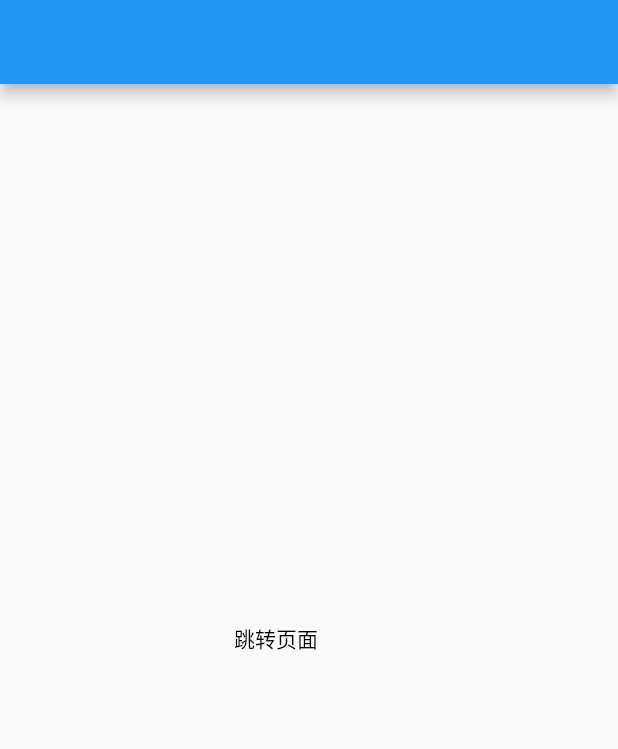
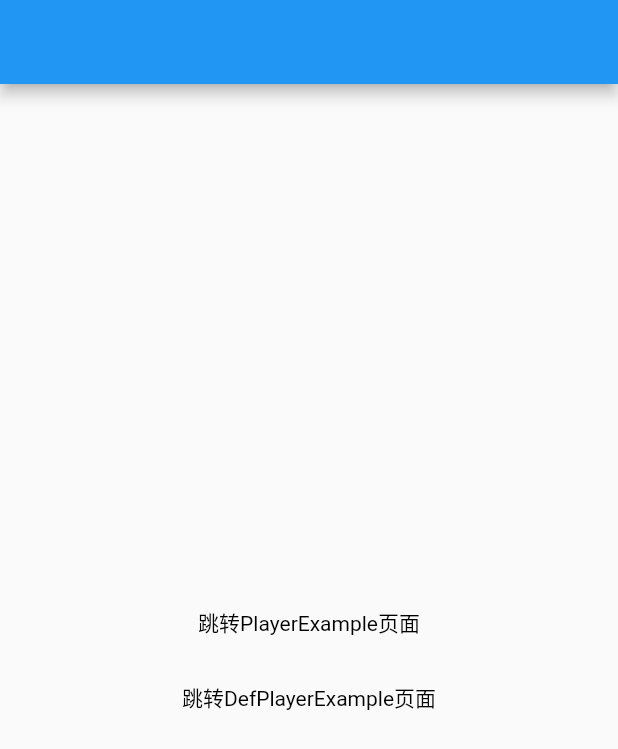
Before and after one commit to chenhongchen/flt_chewie_player, a Flutter app: the screen it shows after launch, on a phone screen of 412 x 824 dp. Shown: the top 749 px of the screen. Run offline on Flutter 3.47's test engine with Material 2 defaults, Android fonts, the phone set to English and light mode, and no system bars; our stand-ins replace chewie, video_player.

Commit message:
添加默认播放器及例子

```diff
--- a/example/lib/main.dart
+++ b/example/lib/main.dart
@@ -1,10 +1,11 @@
 import 'package:flutter/material.dart';
 import 'package:flt_chewie_player/flt_chewie_player.dart';
-import 'package:flutter/scheduler.dart';
+import 'def_player_example.dart';
 
 void main() {
   runApp(MaterialApp(home: MyApp(), routes: <String, WidgetBuilder>{
     "PlayerExample": (BuildContext context) => new PlayerExample(),
+    "DefPlayerExample": (BuildContext context) => new DefPlayerExample(),
   }));
 }
 
@@ -13,19 +14,39 @@ class MyApp extends StatelessWidget {
   Widget build(BuildContext context) {
     return Scaffold(
       appBar: AppBar(),
-      body: GestureDetector(
+      body: Center(
+        child: Column(
+          mainAxisSize: MainAxisSize.min,
+          children: <Widget>[
+            GestureDetector(
               onTap: () {
                 Navigator.of(context).pushNamed("PlayerExample");
               },
-        child: Center(
               child: Container(
-            width: 100,
+                alignment: Alignment.center,
+                width: MediaQuery.of(context).size.width,
                 height: 50,
-            child: Text('跳转页面',
+                child: Text('跳转PlayerExample页面',
                     style: TextStyle(
                       color: Colors.black,
                     )),
               ),
+            ),
+            GestureDetector(
+              onTap: () {
+                Navigator.of(context).pushNamed("DefPlayerExample");
+              },
+              child: Container(
+                alignment: Alignment.center,
+                width: MediaQuery.of(context).size.width,
+                height: 50,
+                child: Text('跳转DefPlayerExample页面',
+                    style: TextStyle(
+                      color: Colors.black,
+                    )),
+              ),
+            )
+          ],
         ),
       ),
     );
@@ -90,7 +111,6 @@ class _PlayerExampleState extends State<PlayerExample> {
         Container(
           width: width,
           height: height,
-          color: Colors.black.withOpacity(0.3),
         ),
         Positioned(
           left: 0,
@@ -103,7 +123,7 @@ class _PlayerExampleState extends State<PlayerExample> {
               _startPlay();
             },
             child: Container(
-              color: Colors.red.withOpacity(0.1),
+              color: Colors.red.withOpacity(0.5),
               alignment: Alignment.center,
               child: Text('无最小窗口全屏播放'),
             ),
@@ -120,7 +140,7 @@ class _PlayerExampleState extends State<PlayerExample> {
               _startPlay();
             },
             child: Container(
-              color: Colors.orange.withOpacity(0.1),
+              color: Colors.orange.withOpacity(0.5),
               alignment: Alignment.center,
               child: Text('有小窗口，初始全屏播放'),
             ),
@@ -137,7 +157,7 @@ class _PlayerExampleState extends State<PlayerExample> {
               _startPlay(defFullScreen: false);
             },
             child: Container(
-              color: Colors.blue.withOpacity(0.1),
+              color: Colors.blue.withOpacity(0.5),
               alignment: Alignment.center,
               child: Text('有小窗口，初始小窗播放'),
             ),
--- a/pubspec.yaml
+++ b/pubspec.yaml
@@ -37,9 +37,8 @@ flutter:
         pluginClass: FltChewiePlayerPlugin
 
   # To add assets to your plugin package, add an assets section, like this:
-  # assets:
-  #   - images/a_dot_burr.jpeg
-  #   - images/a_dot_ham.jpeg
+  assets:
+    - images/play.png
   #
   # For details regarding assets in packages, see
   # https://flutter.dev/assets-and-images/#from-packages
```
Also changed, not shown: example/lib/def_player_example.dart (added, +38 -0 lines), lib/def_player.dart (added, +190 -0 lines), images/2.0x/play.png (added), images/3.0x/play.png (added). Lines whose indentation alone changed are shown as unchanged.
